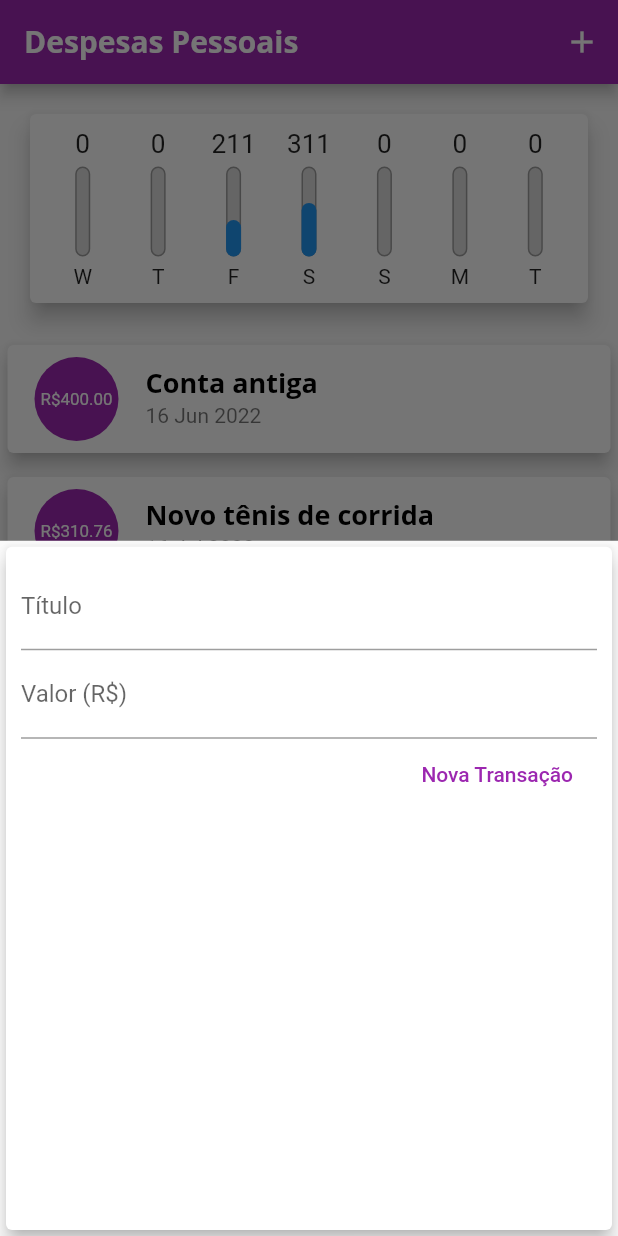
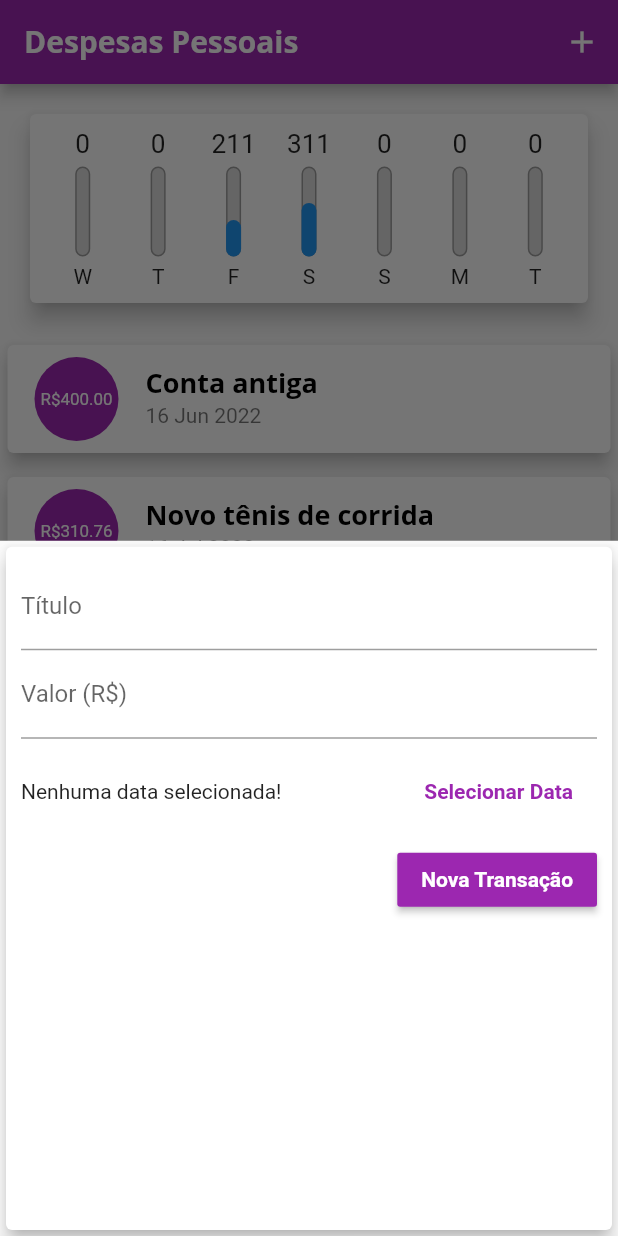
Before and after one commit to IvanMCarval/flutter_application_despesas, a Flutter app: the screen it shows after launch, after a tap on the "add" icon, on a phone screen of 412 x 824 dp. Run offline on Flutter 3.47's test engine with Material 2 defaults, Android fonts, the phone set to English and light mode, and no system bars; missing offline and left inert: dart:ffi.

Commit message:
implementado data picker

```diff
--- a/lib/components/transaction_form.dart
+++ b/lib/components/transaction_form.dart
@@ -1,6 +1,7 @@
 // ignore_for_file: deprecated_member_use, prefer_const_constructors
 
 import 'package:flutter/material.dart';
+import 'package:intl/intl.dart';
 
 class TransactionForm extends StatefulWidget {
   final void Function(String, double) onSubmit;
@@ -12,19 +13,39 @@
 }
 
 class _TransactionFormState extends State<TransactionForm> {
-  final titleController = TextEditingController();
+  final _titleController = TextEditingController();
 
-  final valueController = TextEditingController();
+  final _valueController = TextEditingController();
+
+  DateTime? _selectedDate;
 
   _submitForm() {
-    final title = titleController.text;
-    final value = double.tryParse(valueController.text) ?? 0.0;
+    final title = _titleController.text;
+    final value = double.tryParse(_valueController.text) ?? 0.0;
 
-    if(title.isEmpty || value <= 0){
+    if (title.isEmpty || value <= 0) {
       return;
     }
 
     widget.onSubmit(title, value);
+  }
+
+  _showDatePicker() {
+    showDatePicker(
+      context: context,
+      initialDate: DateTime.now(),
+      firstDate: DateTime(2019),
+      lastDate: DateTime.now(),
+      locale: Locale('pt'),
+    ).then((pickedDate) {
+      if (pickedDate == null) {
+        return;
+      }
+
+      setState(() {
+        _selectedDate = pickedDate;
+      });
+    });
   }
 
   @override
@@ -36,25 +57,50 @@
         child: Column(
           children: [
             TextField(
-              controller: titleController,
+              controller: _titleController,
               onSubmitted: (_) => _submitForm(),
               decoration: InputDecoration(
                 labelText: 'Título',
               ),
             ),
             TextField(
-              controller: valueController,
+              controller: _valueController,
               keyboardType: TextInputType.numberWithOptions(decimal: true),
               onSubmitted: (_) => _submitForm(),
               decoration: InputDecoration(
                 labelText: 'Valor (R\$)',
               ),
             ),
+            Container(
+              height: 70,
+              child: Row(
+                children: [
+                  Expanded(
+                    child: Text(
+                      _selectedDate == null
+                          ? 'Nenhuma data selecionada!'
+                          : 'Data Selecionada: ${DateFormat('dd/MM/y').format(_selectedDate!)}',
+                    ),
+                  ),
+                  FlatButton(
+                    onPressed: _showDatePicker,
+                    textColor: Theme.of(context).colorScheme.primary,
+                    child: Text(
+                      'Selecionar Data',
+                      style: TextStyle(
+                        fontWeight: FontWeight.bold,
+                      ),
+                    ),
+                  ),
+                ],
+              ),
+            ),
             Row(
               mainAxisAlignment: MainAxisAlignment.end,
               children: [
-                FlatButton(
-                  textColor: Colors.purple,
+                RaisedButton(
+                  color: Theme.of(context).colorScheme.primary,
+                  textColor: Theme.of(context).textTheme.button?.color,
                   onPressed: _submitForm,
                   child: Text('Nova Transação'),
                 ),
--- a/lib/main.dart
+++ b/lib/main.dart
@@ -4,6 +4,7 @@
 import 'package:flutter_application_despesas/components/chart.dart';
 import 'dart:math';
 import 'package:flutter_application_despesas/components/transaction_form.dart';
+import 'package:flutter_localizations/flutter_localizations.dart';
 import 'models/transaction.dart';
 import 'components/transaction_form.dart';
 import 'components/transaction_list.dart';
@@ -18,6 +19,15 @@
     final ThemeData tema = ThemeData();
 
     return MaterialApp(
+      debugShowCheckedModeBanner: false,
+      localizationsDelegates: [
+        GlobalMaterialLocalizations.delegate,
+        GlobalWidgetsLocalizations.delegate,
+        GlobalCupertinoLocalizations.delegate,
+      ],
+      supportedLocales: [
+        Locale('pt'),
+      ],
       home: MyHomePage(),
       theme: tema.copyWith(
         colorScheme: tema.colorScheme.copyWith(
@@ -30,7 +40,10 @@
               fontWeight: FontWeight.bold,
               color: Colors.black,
             ),
-        ),
+            button: TextStyle(
+              color: Colors.white,
+              fontWeight: FontWeight.bold,
+            )),
         appBarTheme: AppBarTheme(
           titleTextStyle: TextStyle(
             fontFamily: 'OpenSans',
--- a/pubspec.yaml
+++ b/pubspec.yaml
@@ -28,6 +28,8 @@
 # versions available, run `flutter pub outdated`.
 dependencies:
   flutter:
+    sdk: flutter
+  flutter_localizations:
     sdk: flutter
 
   # The following adds the Cupertino Icons font to your application.
```
Also changed, not shown: pubspec.lock. Lines whose indentation alone changed are shown as unchanged.
